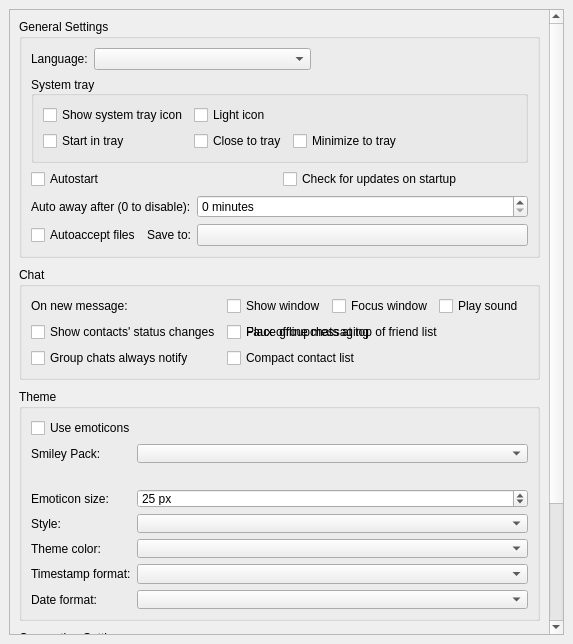
qTox/qTox, file src/widget/form/settings/generalsettings.ui: the form before one commit.
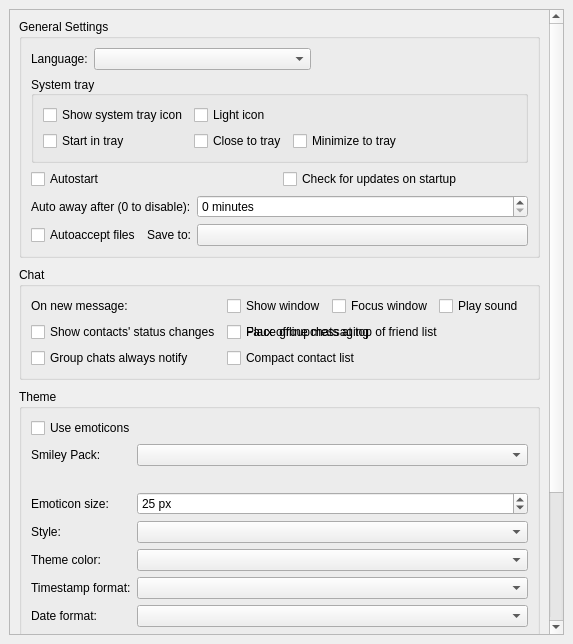
The form after the commit.

Commit message: Make dropdown menus look better on high dpi

```diff
--- a/src/widget/form/settings/generalsettings.ui
+++ b/src/widget/form/settings/generalsettings.ui
@@ -406,12 +406,6 @@
        </item>
        <item>
         <widget class="QGroupBox" name="themeGroup">
-         <property name="minimumSize">
-          <size>
-           <width>0</width>
-           <height>232</height>
-          </size>
-         </property>
          <property name="title">
           <string>Theme</string>
          </property>
```
